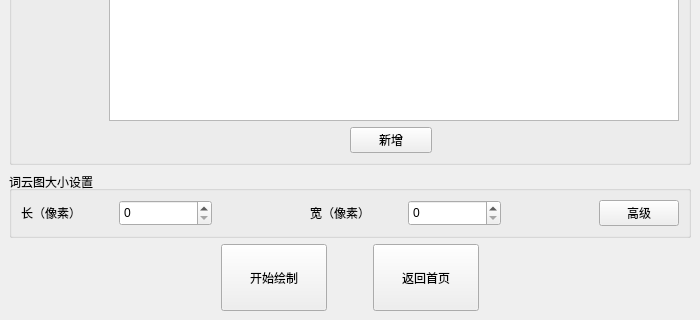
The window that resources/Weight.ui (CFRFREE/WordCloud) describes before a commit, drawn with Qt 5; both pictures show x 0 to 700 and y 380 to 700 of the 700 by 700 pixel window.
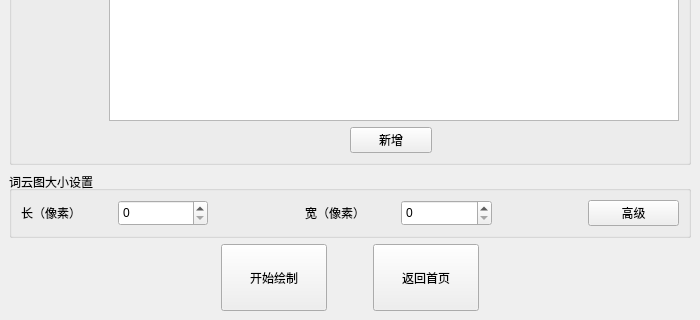
The same window after the commit.

Patch:
```diff
--- a/resources/Weight.ui
+++ b/resources/Weight.ui
@@ -196,7 +196,7 @@
       </property>
       <layout class="QHBoxLayout" name="horizontalLayout_6" stretch="2">
        <item>
-        <layout class="QHBoxLayout" name="horizontalLayout_4" stretch="1,1,1,1,1,1,0">
+        <layout class="QHBoxLayout" name="horizontalLayout_4" stretch="1,1,1,1,1,1,1">
          <property name="sizeConstraint">
           <enum>QLayout::SetDefaultConstraint</enum>
          </property>
```
